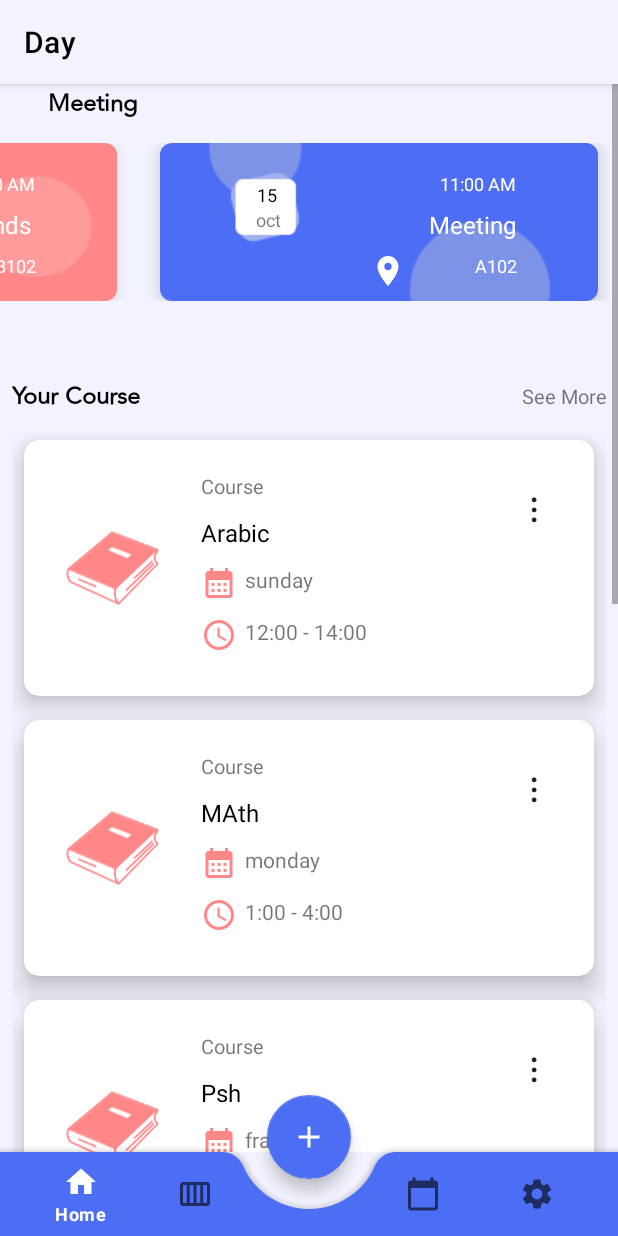
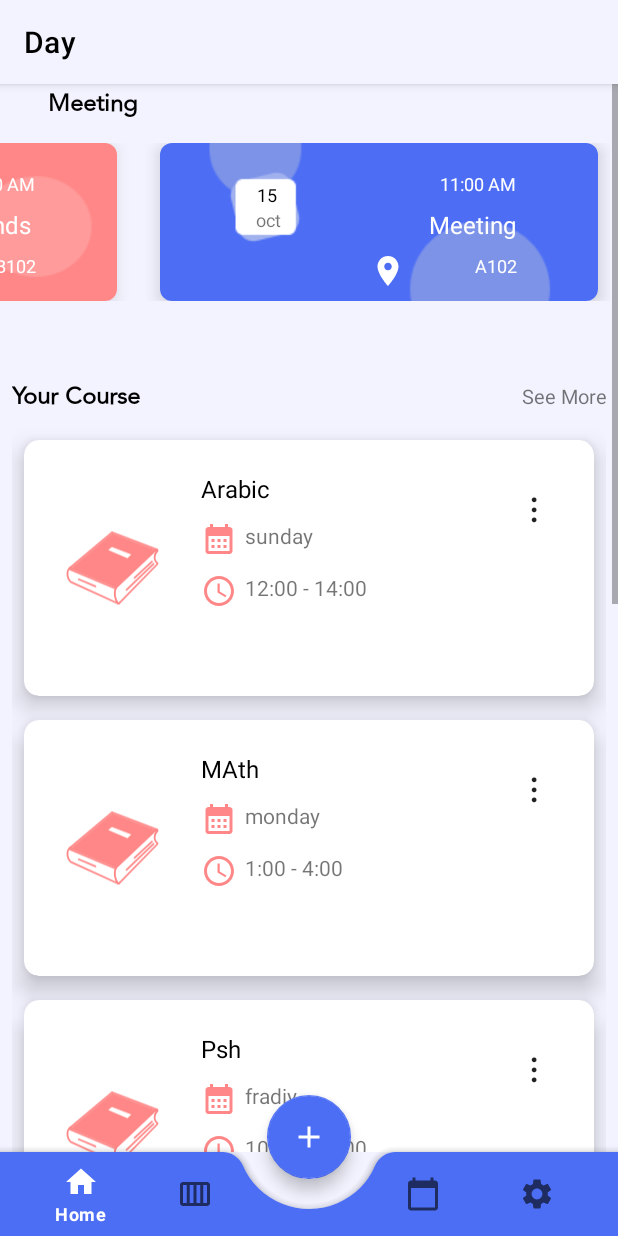
Before and after one commit to areej1012/My_Plans, an Android app: the PlanFragment screen opened directly, with no data from a screen before it, on a phone screen of 412 x 824 dp. Run offline under Robolectric (Android 15) with nearby library versions, the phone set to English and light mode, and no system bars; our stand-ins replace Room's generated code.

Commit message:
update card course add course activity_add_course

```diff
--- a/app/src/main/AndroidManifest.xml
+++ b/app/src/main/AndroidManifest.xml
@@ -9,6 +9,7 @@
         android:roundIcon="@mipmap/ic_launcher_round"
         android:supportsRtl="true"
         android:theme="@style/Theme.MyPlans">
+        <activity android:name=".activities.AddCourseActivity"></activity>
         <activity
             android:name=".activities.GetStartedActivity"
             android:theme="@style/Theme.MyPlans.GetStarted">
@@ -17,14 +18,11 @@
 
                 <category android:name="android.intent.category.LAUNCHER" />
             </intent-filter>
-
         </activity>
         <activity
             android:name=".activities.MainActivity"
             android:label="@string/app_name"
-            android:theme="@style/Theme.MyPlans.NoActionBar">
-
-        </activity>
+            android:theme="@style/Theme.MyPlans.NoActionBar"></activity>
     </application>
 
 </manifest>
--- a/app/src/main/java/com/example/myplans/DB/Tables.kt
+++ b/app/src/main/java/com/example/myplans/DB/Tables.kt
@@ -15,11 +15,11 @@ data class Semester(
 data class Course(
     @PrimaryKey(autoGenerate = false)
     val nameCourse: String,
-    val title: String,
     val everyWeek: Boolean,
     val days: String,
     val time: String,
-    val fk_semester: String
+    val fk_semester: String,
+    val image: String
 )
 
 @Entity(tableName = "task")
--- a/app/src/main/java/com/example/myplans/ui/plan/PlanFragment.kt
+++ b/app/src/main/java/com/example/myplans/ui/plan/PlanFragment.kt
@@ -52,10 +52,10 @@ class PlanFragment : Fragment() {
 
     private fun setUpCourse() {
         val course = listOf<Course>(
-            Course("Arabic", " Learn", true, "sunday", "12:00 - 14:00", ""),
-            Course("MAth", "How monday", true, "monday", "1:00 - 4:00", ""),
-            Course("Psh", "How ", true, "fradiy", "10:00 - 11:00", ""),
-            Course("Gam", "How Learn", true, "sunday", "12:00 - 14:00", "")
+            Course("Arabic", true, "sunday", "12:00 - 14:00", "", ""),
+            Course("MAth", true, "monday", "1:00 - 4:00", "", ""),
+            Course("Psh", true, "fradiy", "10:00 - 11:00", "", ""),
+            Course("Gam", true, "sunday", "12:00 - 14:00", "", "")
         )
         adapterCourse = CourseAdapter(course, object : CourseAdapter.OptionsMenuClickListener {
             override fun onOptionsMenuClicked(position: Int) {
--- a/app/src/main/res/layout/card_cell_course.xml
+++ b/app/src/main/res/layout/card_cell_course.xml
@@ -35,14 +35,6 @@
                 android:layout_margin="5dp"
                 android:layout_weight="1"
                 android:orientation="vertical">
-
-                <TextView
-                    android:id="@+id/tvCourse"
-                    android:layout_width="match_parent"
-                    android:layout_height="wrap_content"
-                    android:layout_margin="5dp"
-                    android:text="@string/course"
-                    android:textSize="13sp" />
 
                 <TextView
                     android:id="@+id/tvTitle"
--- a/app/src/main/res/values/colors.xml
+++ b/app/src/main/res/values/colors.xml
@@ -10,4 +10,5 @@
     <color name="blue">#4C6ef5</color>
     <color name="pink">#ff8787</color>
     <color name="white_sc">#F3F3FF</color>
+    <color name="gray">#999999</color>
 </resources>
--- a/app/src/main/res/values/strings.xml
+++ b/app/src/main/res/values/strings.xml
@@ -34,4 +34,5 @@
     <string name="start_learning">Start learning</string>
     <string name="please_write_the_name_semester">Please write the name semester</string>
     <string name="_2022_summer_2022">2022, Summer 2022</string>
+    <string name="course_name">course name</string>
 </resources>
```
Also changed, not shown: app/src/main/java/com/example/myplans/activities/AddCourseActivity.kt (added, +12 -0 lines), app/src/main/res/layout/activity_add_course.xml (added, +61 -0 lines), app/src/main/res/drawable/add_image.png (added).
